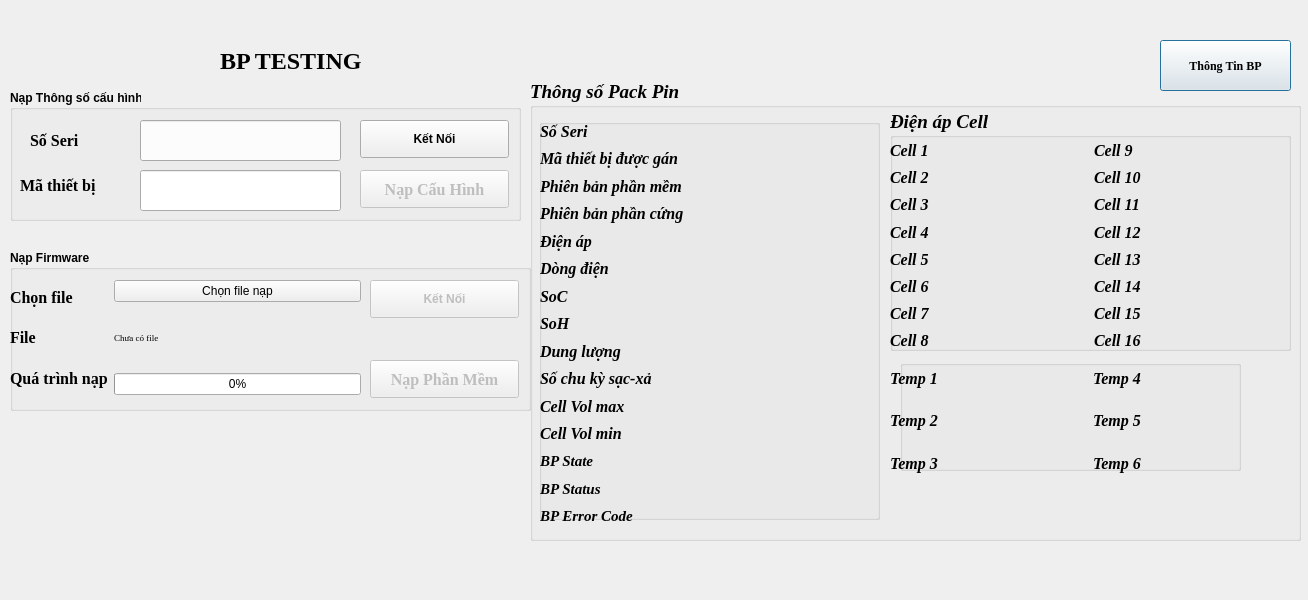
Above: views/bp.ui from CongPV121/SDT before the change. Below: the same form after it.
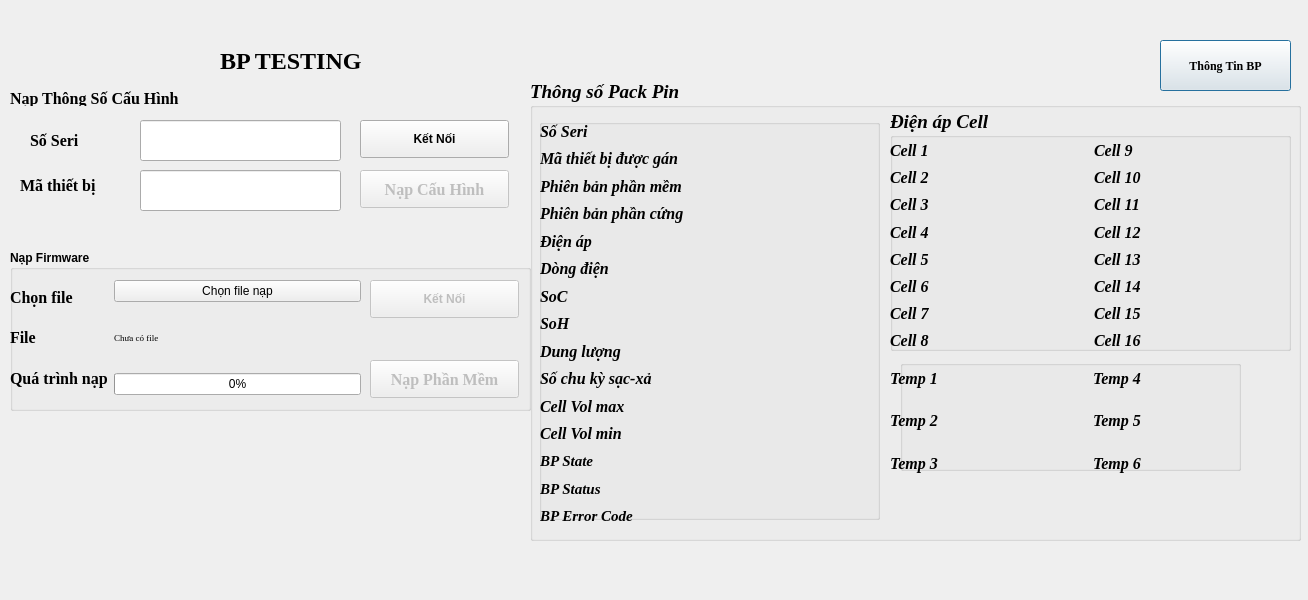
That is the form after the change. Icons and pictures are not drawn.

```diff
--- a/views/bp.ui
+++ b/views/bp.ui
@@ -1536,48 +1536,6 @@
     </size>
    </property>
   </widget>
-  <widget class="QGroupBox" name="groupBox">
-   <property name="geometry">
-    <rect>
-     <x>10</x>
-     <y>90</y>
-     <width>511</width>
-     <height>131</height>
-    </rect>
-   </property>
-   <property name="baseSize">
-    <size>
-     <width>43</width>
-     <height>0</height>
-    </size>
-   </property>
-   <property name="font">
-    <font>
-     <italic>false</italic>
-     <bold>true</bold>
-     <underline>false</underline>
-     <strikeout>false</strikeout>
-    </font>
-   </property>
-   <property name="layoutDirection">
-    <enum>Qt::LeftToRight</enum>
-   </property>
-   <property name="autoFillBackground">
-    <bool>false</bool>
-   </property>
-   <property name="inputMethodHints">
-    <set>Qt::ImhNone</set>
-   </property>
-   <property name="title">
-    <string>Nạp Thông số cấu hình</string>
-   </property>
-   <property name="flat">
-    <bool>false</bool>
-   </property>
-   <property name="checkable">
-    <bool>false</bool>
-   </property>
-  </widget>
   <widget class="QPushButton" name="write_config">
    <property name="enabled">
     <bool>false</bool>
@@ -1660,6 +1618,26 @@
     </size>
    </property>
   </widget>
+  <widget class="QLabel" name="label">
+   <property name="geometry">
+    <rect>
+     <x>10</x>
+     <y>90</y>
+     <width>171</width>
+     <height>16</height>
+    </rect>
+   </property>
+   <property name="font">
+    <font>
+     <family>Times New Roman</family>
+     <pointsize>12</pointsize>
+     <bold>true</bold>
+    </font>
+   </property>
+   <property name="text">
+    <string>Nạp Thông Số Cấu Hình</string>
+   </property>
+  </widget>
  </widget>
  <resources/>
  <connections/>
```
